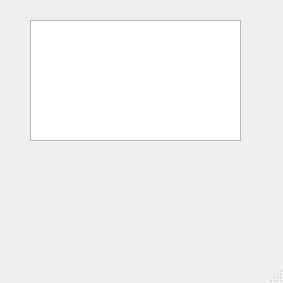
orange2c/easyssh, file easyssh/maincmd.ui: the form before one commit.
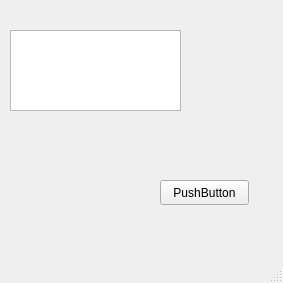
The form after the commit.

Commit message: 编写了将插入光标卡死在最下面一行的程序

```diff
--- a/easyssh/maincmd.ui
+++ b/easyssh/maincmd.ui
@@ -14,17 +14,27 @@
    <string>MainWindow</string>
   </property>
   <widget class="QWidget" name="centralwidget">
-   <widget class="QPlainTextEdit" name="Edit_cmd">
+   <widget class="QPushButton" name="pushButton">
     <property name="geometry">
      <rect>
-      <x>30</x>
-      <y>20</y>
-      <width>211</width>
-      <height>121</height>
+      <x>160</x>
+      <y>180</y>
+      <width>89</width>
+      <height>25</height>
      </rect>
     </property>
-    <property name="readOnly">
-     <bool>true</bool>
+    <property name="text">
+     <string>PushButton</string>
+    </property>
+   </widget>
+   <widget class="QTextEdit" name="Edit_cmd">
+    <property name="geometry">
+     <rect>
+      <x>10</x>
+      <y>30</y>
+      <width>171</width>
+      <height>81</height>
+     </rect>
     </property>
    </widget>
   </widget>
```
The commit also changes 2 other files.
